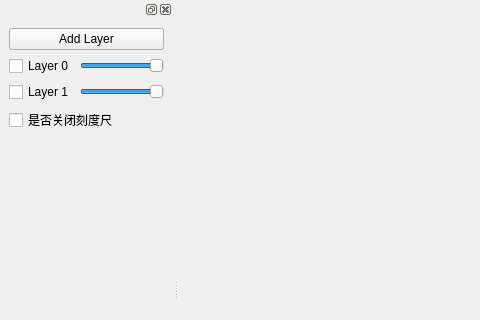
Qt form playground/MainWindow.ui (peng1ei/qdraw) before a commit; both pictures show x 0 to 480 and y 0 to 320 of the 800 by 600 pixel window.
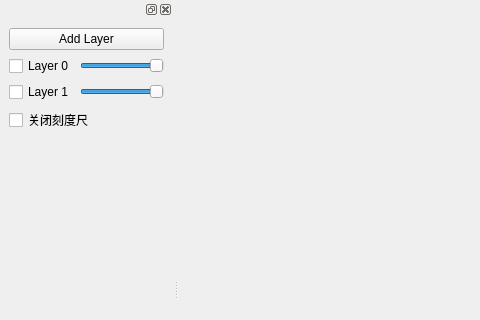
The same form after that commit.

Commit message: 添加条件编译

Diff of the .ui file:
```diff
--- a/playground/MainWindow.ui
+++ b/playground/MainWindow.ui
@@ -92,7 +92,7 @@
      <item>
       <widget class="QCheckBox" name="checkBox_RuleBar">
        <property name="text">
-        <string>是否关闭刻度尺</string>
+        <string>关闭刻度尺</string>
        </property>
       </widget>
      </item>
```
Left out of the diff: 2 changed lines with no effect on the pictures. The commit also changes 1 other file.
